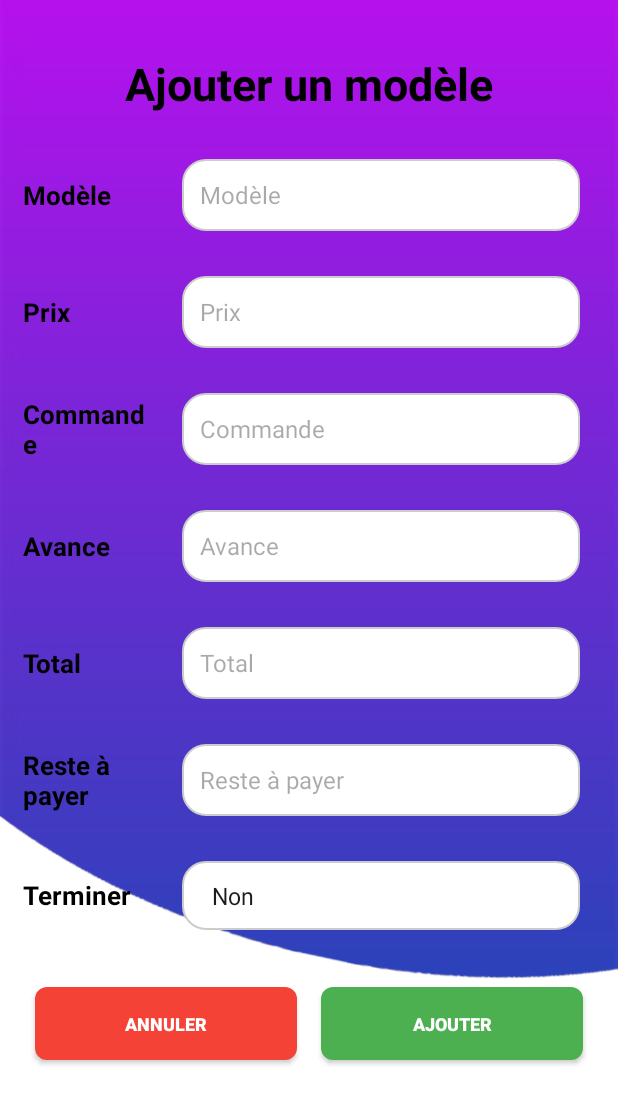
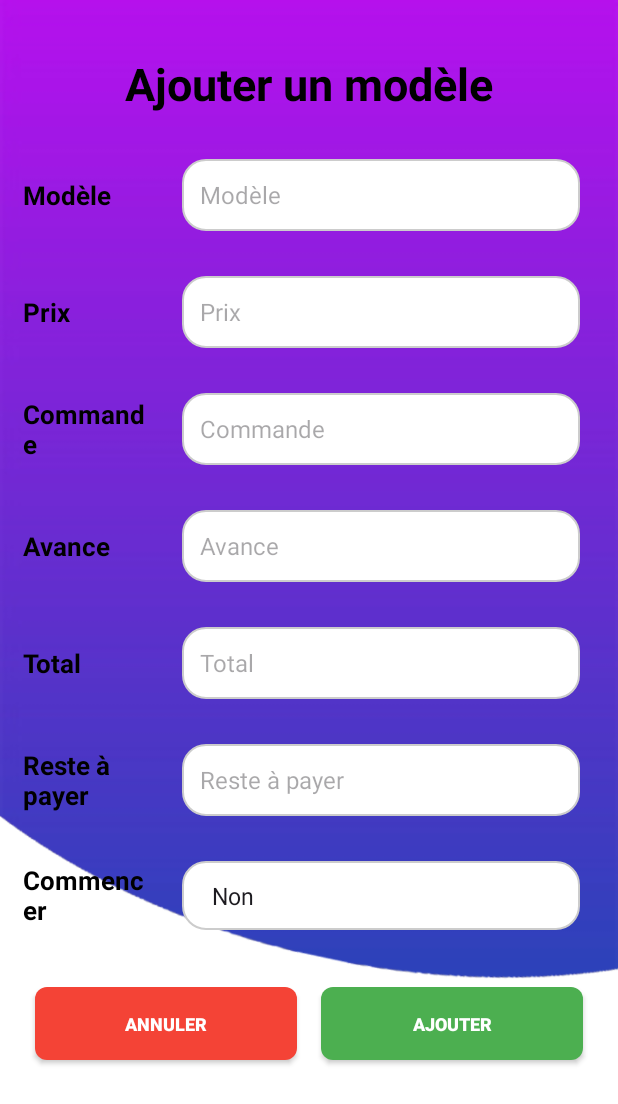
Before and after one commit to mohamedamin123/gestion-article-users, an Android app: the AjouterModeleActivity screen opened directly, with no data from a screen before it, on a phone screen of 412 x 824 dp. Shown: the top 1104 px of the screen. Run offline under Robolectric (Android 15) with nearby library versions, the phone set to English and light mode, and no system bars; our stand-ins replace Room's generated code.

Commit message:
version 21/09/2024

```diff
--- a/app/src/main/res/layout/activity_ajouter_article.xml
+++ b/app/src/main/res/layout/activity_ajouter_article.xml
@@ -73,7 +73,7 @@
                 android:layout_width="0dp"
                 android:layout_height="wrap_content"
                 android:hint="@string/masse"
-                android:inputType="number"
+                android:inputType="numberDecimal"
                 android:layout_weight="3"
                 android:minHeight="48dp"/>
         </LinearLayout>
--- a/app/src/main/res/layout/activity_ajouter_modele.xml
+++ b/app/src/main/res/layout/activity_ajouter_modele.xml
@@ -208,7 +208,7 @@
             android:layout_width="0dp"
             android:layout_height="wrap_content"
             android:layout_weight="1"
-            android:text="@string/terminer"
+            android:text="@string/commencer"
             android:textSize="17sp"
             android:textColor="@android:color/black"
             android:textStyle="bold"
--- a/app/src/main/res/layout/activity_view_client.xml
+++ b/app/src/main/res/layout/activity_view_client.xml
@@ -84,7 +84,7 @@
             android:layout_width="0dp"
             android:layout_height="wrap_content"
             android:layout_weight="1"
-            android:text="@string/terminer"
+            android:text="@string/commencer"
             android:textStyle="bold"
             android:gravity="center"/>
 
--- a/app/src/main/res/values/strings.xml
+++ b/app/src/main/res/values/strings.xml
@@ -51,6 +51,8 @@
     <string name="fermer">Fermer</string>
     <string name="retour">Retour</string>
     <string name="terminer">Terminer</string>
+    <string name="commencer">Commencer</string>
+
     <string name="start">Start</string>
     <string name="notification">Notification</string>
     <string name="todo">TODO</string>
```
